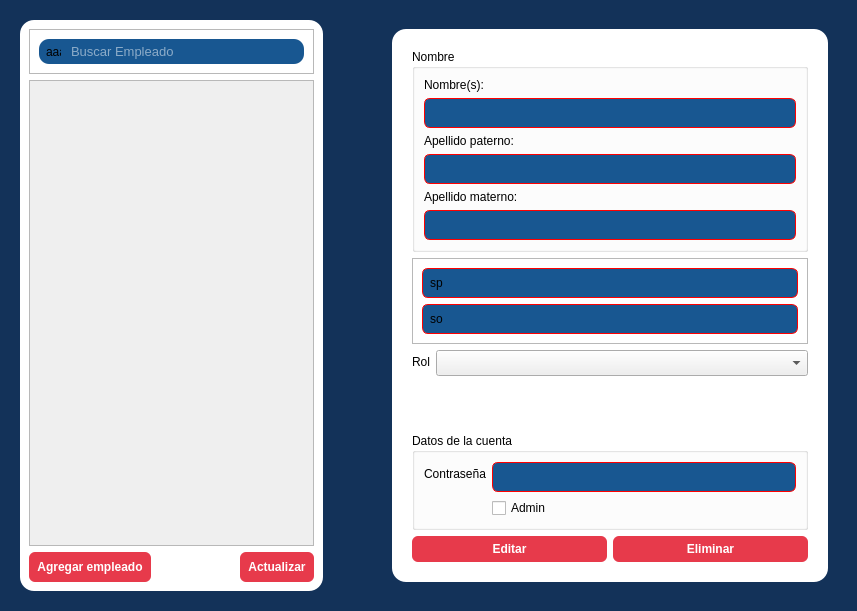
Ventthos/PollosExpress, file RawInterfaces/Empleados.ui: the form before one commit.
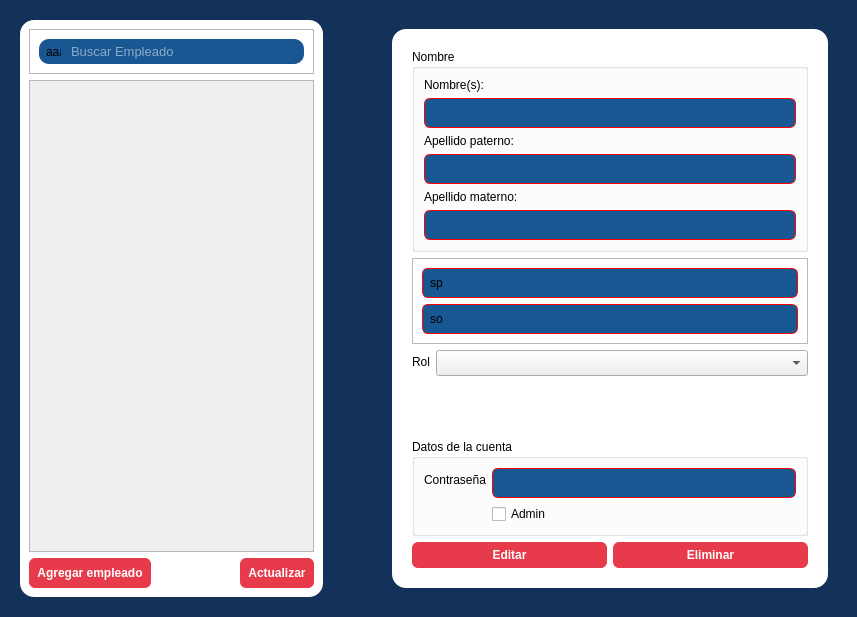
The form after the commit.

```diff
--- a/RawInterfaces/Empleados.ui
+++ b/RawInterfaces/Empleados.ui
@@ -7,7 +7,7 @@
     <x>0</x>
     <y>0</y>
     <width>857</width>
-    <height>611</height>
+    <height>617</height>
    </rect>
   </property>
   <property name="windowTitle">
@@ -63,6 +63,12 @@
       </property>
       <item>
        <widget class="QWidget" name="listado" native="true">
+        <property name="maximumSize">
+         <size>
+          <width>427</width>
+          <height>729</height>
+         </size>
+        </property>
         <property name="styleSheet">
          <string notr="true">#listado{
 	background-color: white;
@@ -176,8 +182,8 @@
              <rect>
               <x>0</x>
               <y>0</y>
-              <width>275</width>
-              <height>462</height>
+              <width>271</width>
+              <height>452</height>
              </rect>
             </property>
             <layout class="QVBoxLayout" name="verticalLayout_6">
@@ -241,6 +247,12 @@
            <property name="enabled">
             <bool>true</bool>
            </property>
+           <property name="maximumSize">
+            <size>
+             <width>619</width>
+             <height>707</height>
+            </size>
+           </property>
            <property name="styleSheet">
             <string notr="true">#datos_widget{
 	background-color: white;
```
Left out of the diff: 2 changed lines with no effect on the pictures.
